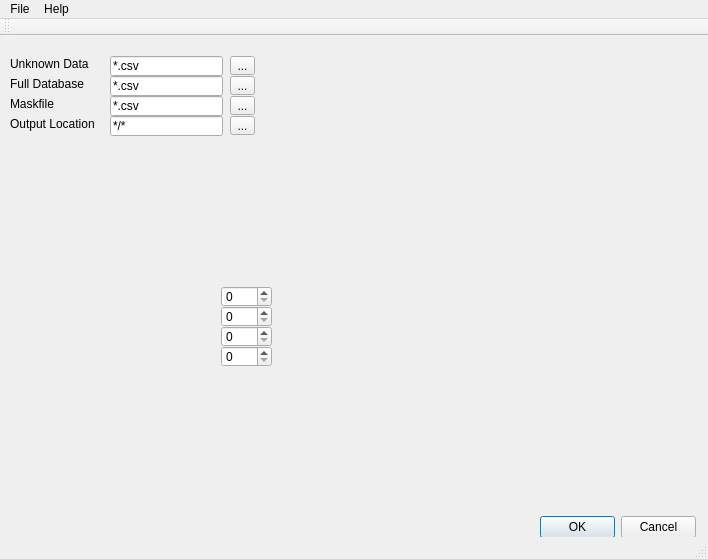
The window that gui/guitest.ui (tisaconundrum2/PySAT-GUI) describes before a commit, drawn with Qt 5.
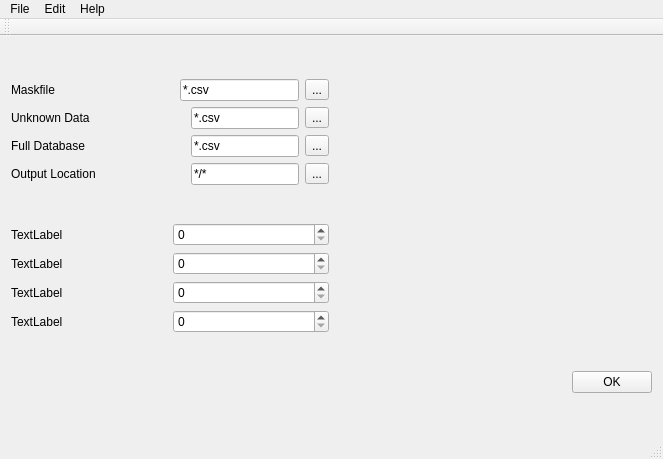
The same window after the commit.

What changed in the file:
```diff
--- a/gui/guitest.ui
+++ b/gui/guitest.ui
@@ -6,257 +6,286 @@
    <rect>
     <x>0</x>
     <y>0</y>
-    <width>708</width>
-    <height>559</height>
+    <width>663</width>
+    <height>459</height>
    </rect>
   </property>
   <property name="windowTitle">
    <string>GuiTest</string>
   </property>
   <widget class="QWidget" name="centralWidget">
-   <widget class="QDialogButtonBox" name="buttonBox">
-    <property name="geometry">
-     <rect>
-      <x>540</x>
-      <y>480</y>
-      <width>156</width>
-      <height>23</height>
-     </rect>
-    </property>
-    <property name="standardButtons">
-     <set>QDialogButtonBox::Cancel|QDialogButtonBox::Ok</set>
-    </property>
-    <property name="centerButtons">
-     <bool>false</bool>
-    </property>
-   </widget>
-   <widget class="QLineEdit" name="lineEdit">
-    <property name="geometry">
-     <rect>
-      <x>110</x>
-      <y>20</y>
-      <width>113</width>
-      <height>20</height>
-     </rect>
-    </property>
-    <property name="text">
-     <string extracomment="Make this change whenever a new file is selected">*.csv</string>
-    </property>
-    <property name="readOnly">
-     <bool>true</bool>
-    </property>
-   </widget>
-   <widget class="QLineEdit" name="lineEdit_2">
-    <property name="geometry">
-     <rect>
-      <x>110</x>
-      <y>40</y>
-      <width>113</width>
-      <height>20</height>
-     </rect>
-    </property>
-    <property name="text">
-     <string extracomment="Make this change whenever a new file is selected">*.csv</string>
-    </property>
-    <property name="readOnly">
-     <bool>true</bool>
-    </property>
-   </widget>
-   <widget class="QLineEdit" name="lineEdit_3">
-    <property name="geometry">
-     <rect>
-      <x>110</x>
-      <y>60</y>
-      <width>113</width>
-      <height>20</height>
-     </rect>
-    </property>
-    <property name="text">
-     <string extracomment="Make this change whenever a new file is selected">*.csv</string>
-    </property>
-    <property name="readOnly">
-     <bool>true</bool>
-    </property>
-   </widget>
-   <widget class="QLineEdit" name="lineEdit_4">
-    <property name="geometry">
-     <rect>
-      <x>110</x>
-      <y>80</y>
-      <width>113</width>
-      <height>20</height>
-     </rect>
-    </property>
-    <property name="text">
-     <string extracomment="Make this change whenever a new folder is selected">*/*</string>
-    </property>
-    <property name="readOnly">
-     <bool>true</bool>
-    </property>
-   </widget>
-   <widget class="QSpinBox" name="spinBox">
-    <property name="geometry">
-     <rect>
-      <x>221</x>
-      <y>250</y>
-      <width>51</width>
-      <height>21</height>
-     </rect>
-    </property>
-    <property name="maximum">
-     <number>1000</number>
-    </property>
-   </widget>
-   <widget class="QSpinBox" name="spinBox_2">
-    <property name="geometry">
-     <rect>
-      <x>221</x>
-      <y>270</y>
-      <width>51</width>
-      <height>21</height>
-     </rect>
-    </property>
-    <property name="maximum">
-     <number>1000</number>
-    </property>
-   </widget>
-   <widget class="QSpinBox" name="spinBox_3">
-    <property name="geometry">
-     <rect>
-      <x>221</x>
-      <y>290</y>
-      <width>51</width>
-      <height>21</height>
-     </rect>
-    </property>
-    <property name="maximum">
-     <number>1000</number>
-    </property>
-   </widget>
-   <widget class="QSpinBox" name="spinBox_4">
-    <property name="geometry">
-     <rect>
-      <x>221</x>
-      <y>310</y>
-      <width>51</width>
-      <height>21</height>
-     </rect>
-    </property>
-    <property name="maximum">
-     <number>1000</number>
-    </property>
-   </widget>
-   <widget class="QToolButton" name="toolButton">
-    <property name="geometry">
-     <rect>
-      <x>230</x>
-      <y>20</y>
-      <width>25</width>
-      <height>19</height>
-     </rect>
-    </property>
-    <property name="text">
-     <string>...</string>
-    </property>
-   </widget>
-   <widget class="QToolButton" name="toolButton_2">
-    <property name="geometry">
-     <rect>
-      <x>230</x>
-      <y>40</y>
-      <width>25</width>
-      <height>19</height>
-     </rect>
-    </property>
-    <property name="text">
-     <string>...</string>
-    </property>
-   </widget>
-   <widget class="QToolButton" name="toolButton_3">
-    <property name="geometry">
-     <rect>
-      <x>230</x>
-      <y>60</y>
-      <width>25</width>
-      <height>19</height>
-     </rect>
-    </property>
-    <property name="text">
-     <string>...</string>
-    </property>
-   </widget>
-   <widget class="QToolButton" name="toolButton_4">
-    <property name="geometry">
-     <rect>
-      <x>230</x>
-      <y>80</y>
-      <width>25</width>
-      <height>19</height>
-     </rect>
-    </property>
-    <property name="text">
-     <string>...</string>
-    </property>
-   </widget>
-   <widget class="QLabel" name="label">
-    <property name="geometry">
-     <rect>
-      <x>10</x>
-      <y>20</y>
-      <width>91</width>
-      <height>16</height>
-     </rect>
-    </property>
-    <property name="text">
-     <string>Unknown Data</string>
-    </property>
-   </widget>
-   <widget class="QLabel" name="label_2">
-    <property name="geometry">
-     <rect>
-      <x>10</x>
-      <y>40</y>
-      <width>91</width>
-      <height>16</height>
-     </rect>
-    </property>
-    <property name="text">
-     <string>Full Database</string>
-    </property>
-   </widget>
-   <widget class="QLabel" name="label_3">
-    <property name="geometry">
-     <rect>
-      <x>10</x>
-      <y>60</y>
-      <width>91</width>
-      <height>16</height>
-     </rect>
-    </property>
-    <property name="text">
-     <string>Maskfile</string>
-    </property>
-   </widget>
-   <widget class="QLabel" name="label_4">
-    <property name="geometry">
-     <rect>
-      <x>10</x>
-      <y>80</y>
-      <width>91</width>
-      <height>16</height>
-     </rect>
-    </property>
-    <property name="text">
-     <string>Output Location</string>
-    </property>
-   </widget>
+   <layout class="QGridLayout" name="gridLayout">
+    <item row="1" column="0">
+     <layout class="QHBoxLayout" name="horizontalLayout_6">
+      <item>
+       <layout class="QVBoxLayout" name="verticalLayout_3">
+        <item>
+         <widget class="QLabel" name="label_5">
+          <property name="text">
+           <string>TextLabel</string>
+          </property>
+         </widget>
+        </item>
+        <item>
+         <widget class="QLabel" name="label_6">
+          <property name="text">
+           <string>TextLabel</string>
+          </property>
+         </widget>
+        </item>
+        <item>
+         <widget class="QLabel" name="label_7">
+          <property name="text">
+           <string>TextLabel</string>
+          </property>
+         </widget>
+        </item>
+        <item>
+         <widget class="QLabel" name="label_8">
+          <property name="text">
+           <string>TextLabel</string>
+          </property>
+         </widget>
+        </item>
+       </layout>
+      </item>
+      <item>
+       <layout class="QVBoxLayout" name="verticalLayout_2">
+        <item>
+         <widget class="QSpinBox" name="spinBox">
+          <property name="maximum">
+           <number>1000</number>
+          </property>
+         </widget>
+        </item>
+        <item>
+         <widget class="QSpinBox" name="spinBox_4">
+          <property name="maximum">
+           <number>1000</number>
+          </property>
+         </widget>
+        </item>
+        <item>
+         <widget class="QSpinBox" name="spinBox_3">
+          <property name="maximum">
+           <number>1000</number>
+          </property>
+         </widget>
+        </item>
+        <item>
+         <widget class="QSpinBox" name="spinBox_2">
+          <property name="maximum">
+           <number>1000</number>
+          </property>
+         </widget>
+        </item>
+       </layout>
+      </item>
+     </layout>
+    </item>
+    <item row="2" column="1">
+     <layout class="QHBoxLayout" name="horizontalLayout_5">
+      <item>
+       <spacer name="horizontalSpacer_5">
+        <property name="orientation">
+         <enum>Qt::Horizontal</enum>
+        </property>
+        <property name="sizeHint" stdset="0">
+         <size>
+          <width>40</width>
+          <height>20</height>
+         </size>
+        </property>
+       </spacer>
+      </item>
+      <item>
+       <widget class="QPushButton" name="pushButton">
+        <property name="mouseTracking">
+         <bool>false</bool>
+        </property>
+        <property name="text">
+         <string>OK</string>
+        </property>
+       </widget>
+      </item>
+     </layout>
+    </item>
+    <item row="0" column="0">
+     <layout class="QVBoxLayout" name="verticalLayout">
+      <item>
+       <layout class="QHBoxLayout" name="horizontalLayout_3">
+        <item>
+         <widget class="QLabel" name="label_3">
+          <property name="text">
+           <string>Maskfile</string>
+          </property>
+         </widget>
+        </item>
+        <item>
+         <spacer name="horizontalSpacer">
+          <property name="orientation">
+           <enum>Qt::Horizontal</enum>
+          </property>
+          <property name="sizeHint" stdset="0">
+           <size>
+            <width>40</width>
+            <height>20</height>
+           </size>
+          </property>
+         </spacer>
+        </item>
+        <item>
+         <widget class="QLineEdit" name="lineEdit">
+          <property name="text">
+           <string extracomment="Make this change whenever a new file is selected">*.csv</string>
+          </property>
+          <property name="readOnly">
+           <bool>true</bool>
+          </property>
+         </widget>
+        </item>
+        <item>
+         <widget class="QToolButton" name="toolButton">
+          <property name="text">
+           <string>...</string>
+          </property>
+         </widget>
+        </item>
+       </layout>
+      </item>
+      <item>
+       <layout class="QHBoxLayout" name="horizontalLayout">
+        <item>
+         <widget class="QLabel" name="label">
+          <property name="text">
+           <string>Unknown Data</string>
+          </property>
+         </widget>
+        </item>
+        <item>
+         <spacer name="horizontalSpacer_3">
+          <property name="orientation">
+           <enum>Qt::Horizontal</enum>
+          </property>
+          <property name="sizeHint" stdset="0">
+           <size>
+            <width>40</width>
+            <height>20</height>
+           </size>
+          </property>
+         </spacer>
+        </item>
+        <item>
+         <widget class="QLineEdit" name="lineEdit_2">
+          <property name="text">
+           <string extracomment="Make this change whenever a new file is selected">*.csv</string>
+          </property>
+          <property name="readOnly">
+           <bool>true</bool>
+          </property>
+         </widget>
+        </item>
+        <item>
+         <widget class="QToolButton" name="toolButton_2">
+          <property name="text">
+           <string>...</string>
+          </property>
+         </widget>
+        </item>
+       </layout>
+      </item>
+      <item>
+       <layout class="QHBoxLayout" name="horizontalLayout_2">
+        <item>
+         <widget class="QLabel" name="label_2">
+          <property name="text">
+           <string>Full Database</string>
+          </property>
+         </widget>
+        </item>
+        <item>
+         <spacer name="horizontalSpacer_4">
+          <property name="orientation">
+           <enum>Qt::Horizontal</enum>
+          </property>
+          <property name="sizeHint" stdset="0">
+           <size>
+            <width>40</width>
+            <height>20</height>
+           </size>
+          </property>
+         </spacer>
+        </item>
+        <item>
+         <widget class="QLineEdit" name="lineEdit_3">
+          <property name="text">
+           <string extracomment="Make this change whenever a new file is selected">*.csv</string>
+          </property>
+          <property name="readOnly">
+           <bool>true</bool>
+          </property>
+         </widget>
+        </item>
+        <item>
+         <widget class="QToolButton" name="toolButton_3">
+          <property name="text">
+           <string>...</string>
+          </property>
+         </widget>
+        </item>
+       </layout>
+      </item>
+      <item>
+       <layout class="QHBoxLayout" name="horizontalLayout_4">
+        <item>
+         <widget class="QLabel" name="label_4">
+          <property name="text">
+           <string>Output Location</string>
+          </property>
+         </widget>
+        </item>
+        <item>
+         <spacer name="horizontalSpacer_2">
+          <property name="orientation">
+           <enum>Qt::Horizontal</enum>
+          </property>
+          <property name="sizeHint" stdset="0">
+           <size>
+            <width>40</width>
+            <height>20</height>
+           </size>
+          </property>
+         </spacer>
+        </item>
+        <item>
+         <widget class="QLineEdit" name="lineEdit_4">
+          <property name="text">
+           <string extracomment="Make this change whenever a new folder is selected">*/*</string>
+          </property>
+          <property name="readOnly">
+           <bool>true</bool>
+          </property>
+         </widget>
+        </item>
+        <item>
+         <widget class="QToolButton" name="toolButton_4">
+          <property name="text">
+           <string>...</string>
+          </property>
+         </widget>
+        </item>
+       </layout>
+      </item>
+     </layout>
+    </item>
+   </layout>
   </widget>
   <widget class="QMenuBar" name="menuBar">
    <property name="geometry">
     <rect>
      <x>0</x>
      <y>0</y>
-     <width>708</width>
+     <width>663</width>
      <height>21</height>
     </rect>
    </property>
@@ -273,8 +302,20 @@
     <property name="title">
      <string>Help</string>
     </property>
+    <addaction name="actionAbout"/>
+    <addaction name="actionIndex"/>
+    <addaction name="actionContext_Help"/>
+    <addaction name="separator"/>
+    <addaction name="actionReport_Bug"/>
+    <addaction name="actionAbout_Qt_Creator"/>
+   </widget>
+   <widget class="QMenu" name="menuEdit">
+    <property name="title">
+     <string>Edit</string>
+    </property>
    </widget>
    <addaction name="menuFile"/>
+   <addaction name="menuEdit"/>
    <addaction name="menuHelp"/>
   </widget>
   <widget class="QToolBar" name="mainToolBar">
```
Left out of the diff: 40 changed lines with no effect on the pictures.
